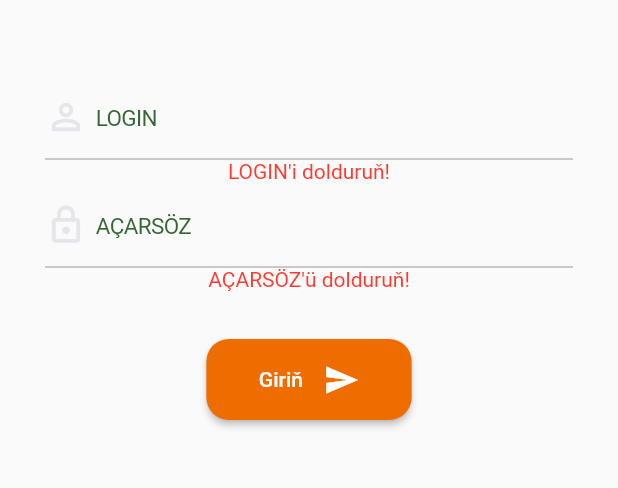
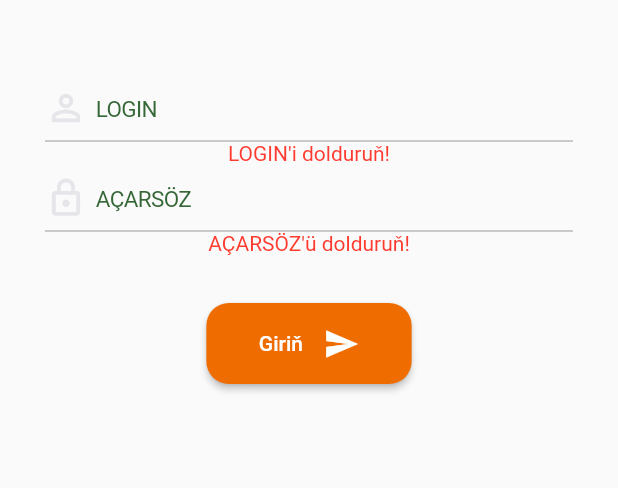
Before and after one commit to ttweb2017/jkh, a Flutter app: the screen it shows after launch, after a tap on "Giriň", on a phone screen of 412 x 824 dp, the part 450-938 px from its top. Run offline on Flutter 3.47's test engine with Material 2 defaults, Android fonts, the phone set to English and light mode, and no system bars; our stand-ins replace shared_preferences; missing offline and left inert: flutter_webview_plugin.

Commit message:
padding in login screen

```diff
--- a/lib/components/inputFields.dart
+++ b/lib/components/inputFields.dart
@@ -56,7 +56,7 @@ class _InputFieldAreaState extends State<InputFieldArea> {
         color: CupertinoColors.lightBackgroundGray,
         size: 28.0,
       ),
-      padding: EdgeInsets.symmetric(horizontal: 6.0, vertical: 18.0),
+      padding: EdgeInsets.symmetric(horizontal: 6.0, vertical: 12.0),
       clearButtonMode: OverlayVisibilityMode.editing,
       textCapitalization: TextCapitalization.none,
       autocorrect: false,
--- a/lib/components/loginForm.dart
+++ b/lib/components/loginForm.dart
@@ -119,7 +119,7 @@ class _FormContainerState extends State<FormContainer> with TickerProviderStateM
               _incorrectLogin ?
               Container(
                 child: Text(_incorrectLoginMessage, style: TextStyle(color: CupertinoColors.destructiveRed))
-              ) : Container(),
+              ) : Container(margin: EdgeInsets.only(bottom: 10.0)),
               InputFieldArea(
                 maxLen: 30,
                 hint: "AÇARSÖZ",
```
